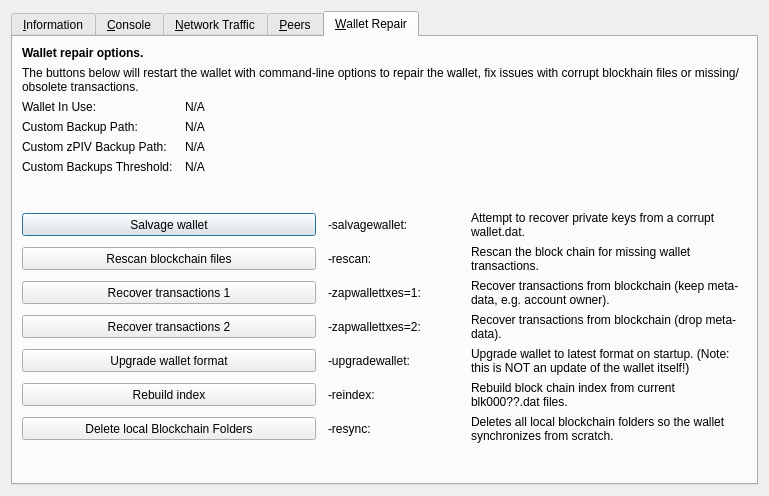
Qt form src/qt/forms/rpcconsole.ui (Cobra-Technologies-GmbH/OmegaCoin) before a commit.
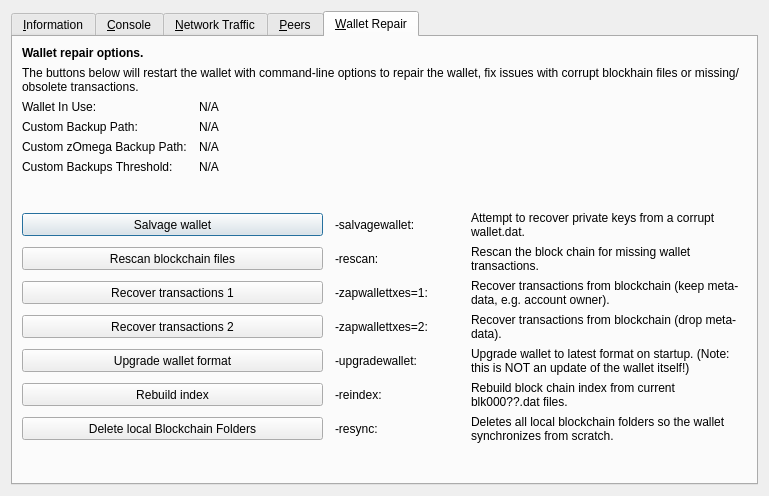
The same form after that commit. The open tabs and pages were chosen to show the change. Icons and pictures are not drawn. Custom widgets are drawn as their Qt base class.

```diff
--- a/src/qt/forms/rpcconsole.ui
+++ b/src/qt/forms/rpcconsole.ui
@@ -1333,7 +1333,7 @@
           <bool>false</bool>
          </property>
          <property name="text">
-          <string>Custom zPIV Backup Path:</string>
+          <string>Custom zOmega Backup Path:</string>
          </property>
         </widget>
        </item>
```
Left out of the diff: 6 changed lines with no effect on the pictures.
